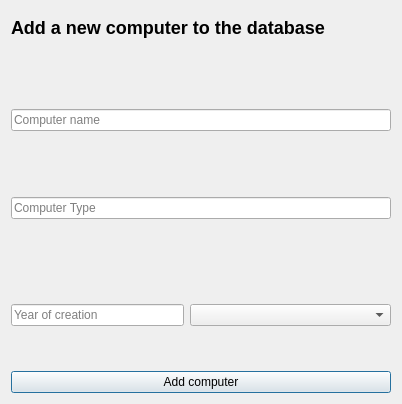
The window that Gui-Vln-2016/addcomputer.ui (ivark16/Vln-2016) describes before a commit, drawn with Qt 5.
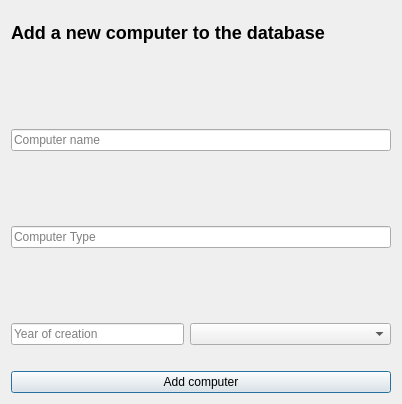
The same window after the commit.

Commit message: add computer window

Diff of the .ui file:
```diff
--- a/Gui-Vln-2016/addcomputer.ui
+++ b/Gui-Vln-2016/addcomputer.ui
@@ -95,11 +95,52 @@
     </spacer>
    </item>
    <item>
-    <widget class="QLabel" name="YearOfCreationLabel">
-     <property name="text">
-      <string/>
-     </property>
-    </widget>
+    <layout class="QHBoxLayout" name="horizontalLayout_2">
+     <item>
+      <widget class="QLabel" name="YearOfCreationLabel">
+       <property name="text">
+        <string/>
+       </property>
+      </widget>
+     </item>
+     <item>
+      <widget class="QLabel" name="WasBuiltLabel">
+       <property name="minimumSize">
+        <size>
+         <width>201</width>
+         <height>0</height>
+        </size>
+       </property>
+       <property name="text">
+        <string/>
+       </property>
+      </widget>
+     </item>
+    </layout>
+   </item>
+   <item>
+    <layout class="QHBoxLayout" name="horizontalLayout">
+     <item>
+      <widget class="QLineEdit" name="yearOfCreation">
+       <property name="text">
+        <string/>
+       </property>
+       <property name="placeholderText">
+        <string>Year of creation</string>
+       </property>
+      </widget>
+     </item>
+     <item>
+      <widget class="QComboBox" name="wasBuiltBox">
+       <property name="minimumSize">
+        <size>
+         <width>201</width>
+         <height>0</height>
+        </size>
+       </property>
+      </widget>
+     </item>
+    </layout>
    </item>
    <item>
     <spacer name="horizontalSpacer_3">
@@ -114,37 +155,6 @@
      </property>
     </spacer>
    </item>
-   <item>
-    <layout class="QHBoxLayout" name="horizontalLayout">
-     <item>
-      <widget class="QLineEdit" name="yearOfCreation">
-       <property name="text">
-        <string/>
-       </property>
-       <property name="placeholderText">
-        <string>Year of creation</string>
-       </property>
-      </widget>
-     </item>
-     <item>
-      <widget class="QComboBox" name="wasBuiltBox">
-       <property name="minimumSize">
-        <size>
-         <width>201</width>
-         <height>0</height>
-        </size>
-       </property>
-      </widget>
-     </item>
-    </layout>
-   </item>
-   <item>
-    <widget class="QLabel" name="WasBuiltLabel">
-     <property name="text">
-      <string/>
-     </property>
-    </widget>
-   </item>
    <item>
     <widget class="QPushButton" name="addComputer_2">
      <property name="text">
```
The commit also changes 1 other file.
